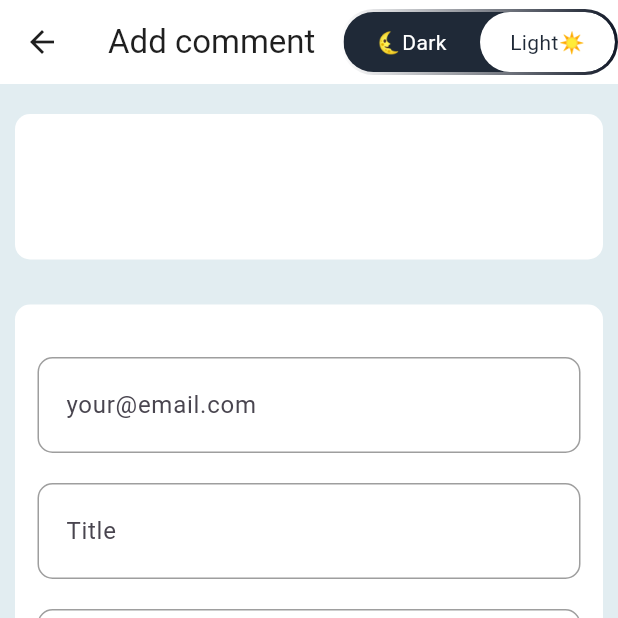
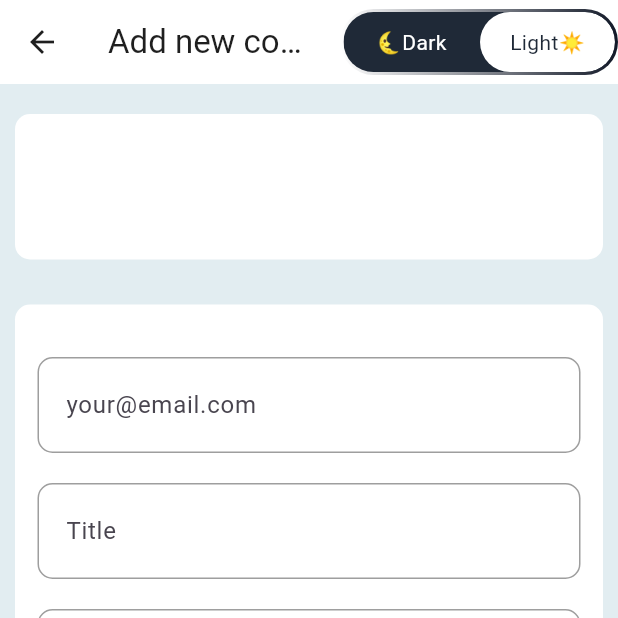
Before and after one commit to vonjy-2101/mvvm-flutter-project, a Flutter app: the CommentPostScreen screen opened directly with empty values, on a phone screen of 412 x 824 dp, the top half of it. Run offline on Flutter 3.47's test engine with Material 3 defaults, Android fonts, the phone set to English and light mode, and no system bars; drawn by our look-alikes of toggle_switch; our stand-ins replace dio, equatable, flutter_riverpod, get_it, go_router, google_fonts; network calls fail.

Commit message:
edit title new comment

```diff
--- a/lib/views/comment_post/comment_post_screen.dart
+++ b/lib/views/comment_post/comment_post_screen.dart
@@ -9,8 +9,7 @@ import '../../viewmodels/comment_post_viewmodel.dart';
 import '../shared/app_header.dart';
 import '../shared/app_input_text.dart';
 
-class CommentPostScreen extends ConsumerWidget{
-
+class CommentPostScreen extends ConsumerWidget {
   PostModel post;
   CommentPostScreen({required this.post});
 
@@ -20,77 +19,50 @@ class CommentPostScreen extends ConsumerWidget{
 
   @override
   Widget build(BuildContext context, WidgetRef ref) {
-
     final commentPost = ref.watch(commentPostProvider);
 
     return Scaffold(
-            appBar: AppHeader(titlePage: "Add comment",),
+      appBar: AppHeader(titlePage: "Add new comment"),
       body: Container(
         child: SingleChildScrollView(
           child: Column(
             children: [
-                            SizedBox(height: 10,),
+              SizedBox(height: 10),
               Container(
                 width: MediaQuery.sizeOf(context).width,
-                                margin: EdgeInsets.symmetric(vertical: 10,horizontal: 10),
-                                padding: EdgeInsets.symmetric(horizontal: 15,vertical: 20),
-                                decoration: BoxDecoration(
-                                    color: Theme.of(context).primaryColor,
-                                    borderRadius: BorderRadius.circular(10)
+                margin: EdgeInsets.symmetric(vertical: 10, horizontal: 10),
+                padding: EdgeInsets.symmetric(horizontal: 15, vertical: 20),
+                decoration: BoxDecoration(color: Theme.of(context).primaryColor, borderRadius: BorderRadius.circular(10)),
+                child: Column(crossAxisAlignment: CrossAxisAlignment.start, children: [Text(post.title, style: GoogleFonts.abrilFatface(fontSize: 18, fontWeight: FontWeight.bold)), SizedBox(height: 10), Text(post.body)]),
               ),
-                                child: Column(
-                                    crossAxisAlignment: CrossAxisAlignment.start,
-                                    children: [
-                                        Text(post.title,style: GoogleFonts.abrilFatface(fontSize: 18,fontWeight: FontWeight.bold),),
               SizedBox(height: 10),
-                                        Text(post.body),
-                                    ],
-                                ),
-                            ),
-                            SizedBox(height: 10,),
               Container(
                 width: MediaQuery.sizeOf(context).width,
-                                margin: EdgeInsets.symmetric(vertical: 10,horizontal: 10),
-                                padding: EdgeInsets.symmetric(horizontal: 15,vertical: 20),
-                                decoration: BoxDecoration(
-                                    color: Theme.of(context).primaryColor,
-                                    borderRadius: BorderRadius.circular(10)
-                                ),
+                margin: EdgeInsets.symmetric(vertical: 10, horizontal: 10),
+                padding: EdgeInsets.symmetric(horizontal: 15, vertical: 20),
+                decoration: BoxDecoration(color: Theme.of(context).primaryColor, borderRadius: BorderRadius.circular(10)),
                 child: Column(
                   children: [
-                                        Padding(
-                                            padding: EdgeInsetsDirectional.symmetric(vertical: 15),
-                                            child: AppInputText(controller: emailController,hintText: "your@email.com",),
+                    Padding(padding: EdgeInsetsDirectional.symmetric(vertical: 15), child: AppInputText(controller: emailController, hintText: "your@email.com")),
+                    Padding(padding: EdgeInsetsDirectional.symmetric(vertical: 5), child: AppInputText(controller: titleController, hintText: "Title")),
+                    Padding(padding: EdgeInsetsDirectional.symmetric(vertical: 15), child: AppInputText(controller: bodyController, hintText: "Write your comment here...", max: 3)),
+                    SizedBox(height: 10),
+                    AppButton(
+                      onPressed: () {
+                        commentPost.formSendCheck(context: context, idPost: post.id, emailController: emailController, titleController: titleController, bodyController: bodyController);
+                      },
+                      title: (commentPost.isSendLoading) ? "Send..." : " Publish",
                     ),
-                                        Padding(
-                                            padding: EdgeInsetsDirectional.symmetric(vertical: 5),
-                                            child: AppInputText(controller: titleController,hintText: "Title",),
-                                        ),
-                                        Padding(
-                                            padding: EdgeInsetsDirectional.symmetric(vertical: 15),
-                                            child: AppInputText(controller: bodyController,hintText: "Write your comment here...",max: 3,),
-                                        ),
-                                        SizedBox(height: 10,),
-                                        AppButton(onPressed: (){
-                                            commentPost.formSendCheck(
-                                                context: context,
-                                                idPost: post.id,
-                                                emailController: emailController,
-                                                titleController: titleController,
-                                                bodyController: bodyController);
-                                            }, title: (commentPost.isSendLoading) ? "Send..." : " Publish"),
-                                        SizedBox(height: 15,),
+                    SizedBox(height: 15),
                   ],
                 ),
               ),
 
-                            SizedBox(height: 10,),
+              SizedBox(height: 10),
             ],
           ),
         ),
       ),
     );
-
   }
-
 }
```
Lines whose indentation alone changed are shown as unchanged.
